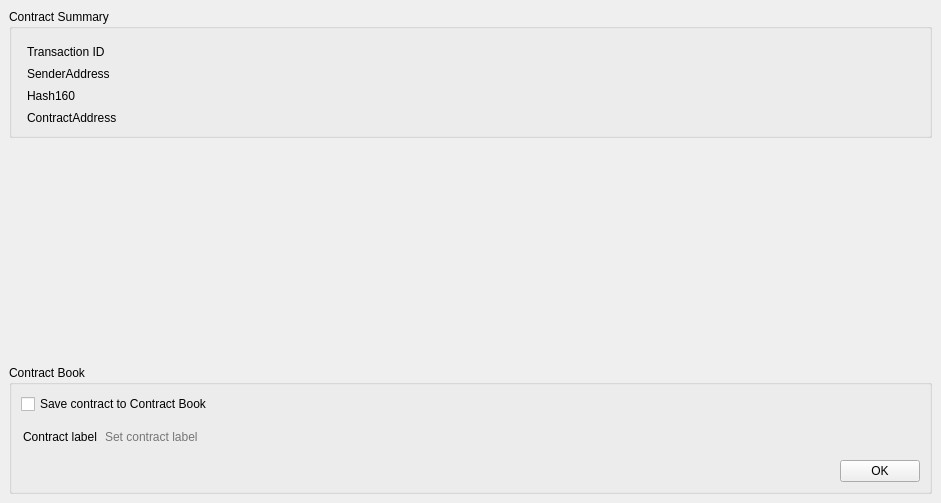
Qt form src/qt/forms/contractresult.ui (LUX-Core/lux) before a commit.
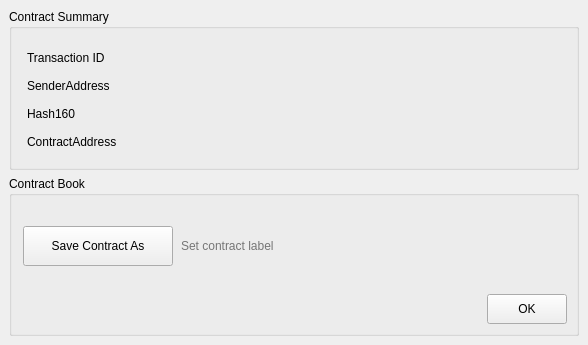
The same form after that commit.

Commit message: Make <save contract> option more visible on deployment

```diff
--- a/src/qt/forms/contractresult.ui
+++ b/src/qt/forms/contractresult.ui
@@ -6,8 +6,8 @@
    <rect>
     <x>0</x>
     <y>0</y>
-    <width>941</width>
-    <height>503</height>
+    <width>588</width>
+    <height>345</height>
    </rect>
   </property>
   <property name="windowTitle">
@@ -179,19 +179,6 @@
       </layout>
      </widget>
     </item>
-    <item>
-     <spacer name="verticalSpacer">
-      <property name="orientation">
-       <enum>Qt::Vertical</enum>
-      </property>
-      <property name="sizeHint" stdset="0">
-       <size>
-        <width>20</width>
-        <height>40</height>
-       </size>
-      </property>
-     </spacer>
-    </item>
     <item>
      <widget class="QGroupBox" name="groupContractBookOptional">
       <property name="enabled">
@@ -201,13 +188,6 @@
        <string>Contract Book</string>
       </property>
       <layout class="QVBoxLayout" name="verticalLayout_6">
-       <item>
-        <widget class="QCheckBox" name="toContractBook">
-         <property name="text">
-          <string>Save contract to Contract Book</string>
-         </property>
-        </widget>
-       </item>
        <item>
         <widget class="QWidget" name="widgetOptionalLabel" native="true">
          <layout class="QHBoxLayout" name="horizontalLayout_2">
@@ -215,15 +195,24 @@
            <number>2</number>
           </property>
           <item>
-           <widget class="QLabel" name="label">
+           <widget class="QPushButton" name="toContractBook">
+            <property name="sizePolicy">
+             <sizepolicy hsizetype="Minimum" vsizetype="Fixed">
+              <horstretch>0</horstretch>
+              <verstretch>0</verstretch>
+             </sizepolicy>
+            </property>
+            <property name="minimumSize">
+             <size>
+              <width>150</width>
+              <height>40</height>
+             </size>
+            </property>
             <property name="text">
-             <string>Contract label</string>
+             <string>Save Contract As</string>
             </property>
-            <property name="margin">
-             <number>-1</number>
-            </property>
-            <property name="indent">
-             <number>0</number>
+            <property name="checkable">
+             <bool>true</bool>
             </property>
            </widget>
           </item>
@@ -232,8 +221,14 @@
             <property name="enabled">
              <bool>false</bool>
             </property>
+            <property name="minimumSize">
+             <size>
+              <width>0</width>
+              <height>40</height>
+             </size>
+            </property>
             <property name="autoFillBackground">
-             <bool>true</bool>
+             <bool>false</bool>
             </property>
             <property name="maxLength">
              <number>150</number>
```
Left out of the diff: 8 changed lines with no effect on the pictures. The commit also changes 1 other file.
